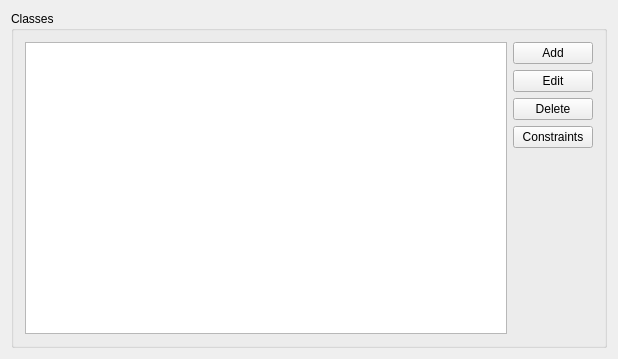
The window that Orar/OrarApp/ClassesView.ui (alexandrutm/UnivTimetable) describes before a commit, drawn with Qt 5.
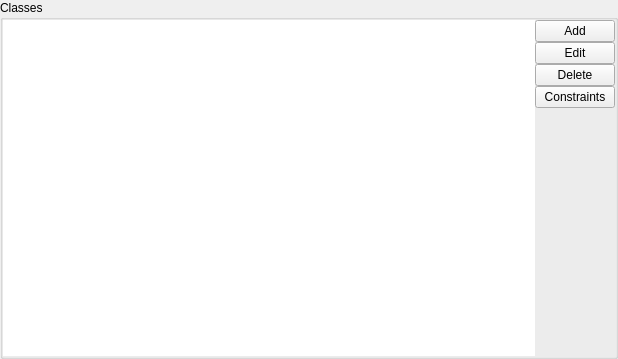
The same window after the commit.

```diff
--- a/Orar/OrarApp/ClassesView.ui
+++ b/Orar/OrarApp/ClassesView.ui
@@ -14,18 +14,57 @@
    <string>ClassesView</string>
   </property>
   <layout class="QGridLayout" name="gridLayout">
+   <property name="leftMargin">
+    <number>0</number>
+   </property>
+   <property name="topMargin">
+    <number>0</number>
+   </property>
+   <property name="rightMargin">
+    <number>0</number>
+   </property>
+   <property name="bottomMargin">
+    <number>0</number>
+   </property>
+   <property name="spacing">
+    <number>0</number>
+   </property>
    <item row="0" column="0">
     <widget class="QGroupBox" name="groupBox_4">
      <property name="title">
       <string>Classes</string>
      </property>
      <layout class="QVBoxLayout" name="verticalLayout_7">
+      <property name="spacing">
+       <number>0</number>
+      </property>
+      <property name="leftMargin">
+       <number>0</number>
+      </property>
+      <property name="topMargin">
+       <number>0</number>
+      </property>
+      <property name="rightMargin">
+       <number>0</number>
+      </property>
+      <property name="bottomMargin">
+       <number>0</number>
+      </property>
       <item>
        <layout class="QGridLayout" name="gridLayout_5">
+        <property name="horizontalSpacing">
+         <number>0</number>
+        </property>
         <item row="0" column="1">
          <layout class="QVBoxLayout" name="verticalLayout_5">
+          <property name="spacing">
+           <number>0</number>
+          </property>
           <item>
            <layout class="QVBoxLayout" name="verticalLayout_6">
+            <property name="spacing">
+             <number>0</number>
+            </property>
             <item>
              <widget class="QPushButton" name="Add">
               <property name="text">
@@ -72,7 +111,11 @@
          </layout>
         </item>
         <item row="0" column="0">
-         <widget class="QListWidget" name="List"/>
+         <widget class="QListWidget" name="List">
+          <property name="frameShape">
+           <enum>QFrame::NoFrame</enum>
+          </property>
+         </widget>
         </item>
        </layout>
       </item>
```
